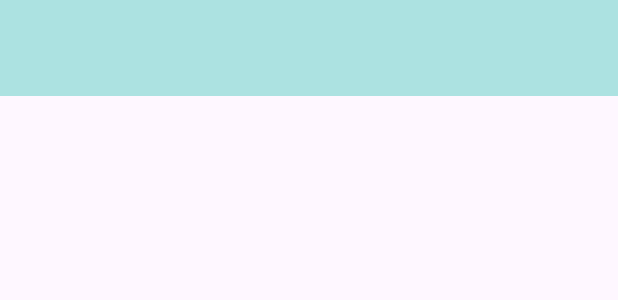
After one commit to LamS1mple/Workflow-Management-ANDROID, an Android app: the layout activity_group.xml on its own in the app's theme, with its tools: preview values and no code run, on a phone screen of 412 x 824 dp. The commit adds this screen. Shown: the top 300 px of the screen. Run offline under Robolectric (Android 15) with nearby library versions, the phone set to English and light mode, and no system bars.

Commit message:
finish group

```diff
--- a/app/src/main/java/com/example/workflowmanagementandroid/Fragment/GroupFragment.java
+++ b/app/src/main/java/com/example/workflowmanagementandroid/Fragment/GroupFragment.java
@@ -1,5 +1,6 @@
 package com.example.workflowmanagementandroid.Fragment;
 
+import android.content.Intent;
 import android.os.Bundle;
 
 import androidx.annotation.NonNull;
@@ -14,6 +15,7 @@ import android.view.ViewGroup;
 import android.widget.ImageView;
 
 import com.example.workflowmanagementandroid.Adapter.ListGroupAdapter;
+import com.example.workflowmanagementandroid.GroupActivity;
 import com.example.workflowmanagementandroid.Model.Group;
 import com.example.workflowmanagementandroid.Model.User;
 import com.example.workflowmanagementandroid.R;
@@ -62,7 +64,8 @@ public class GroupFragment extends Fragment {
         listGroupAdapter.setBehaviorToFragmentGroup(new ListGroupAdapter.BehaviorToFragmentGroup() {
             @Override
             public void clickItemGroup(int id) {
-
+                Intent intent = new Intent(getActivity(), GroupActivity.class);
+                startActivity(intent);
             }
         });
 
--- /dev/null
+++ b/app/src/main/res/layout/activity_group.xml
@@ -0,0 +1,20 @@
+<?xml version="1.0" encoding="utf-8"?>
+<androidx.constraintlayout.widget.ConstraintLayout xmlns:android="http://schemas.android.com/apk/res/android"
+    xmlns:app="http://schemas.android.com/apk/res-auto"
+    xmlns:tools="http://schemas.android.com/tools"
+    android:layout_width="match_parent"
+    android:layout_height="match_parent"
+    tools:context=".GroupActivity">
+
+    <androidx.appcompat.widget.Toolbar
+        android:id="@+id/group_toolbar"
+        android:layout_width="match_parent"
+        android:layout_height="?attr/actionBarSize"
+        android:background="@color/color_back_notice"
+        android:elevation="4dp"
+        app:layout_constraintEnd_toEndOf="parent"
+        app:layout_constraintStart_toStartOf="parent"
+        app:layout_constraintTop_toTopOf="parent"
+        app:popupTheme="@style/ThemeOverlay.AppCompat.Light" />
+
+</androidx.constraintlayout.widget.ConstraintLayout>
--- a/app/src/main/res/menu/menu_notice.xml
+++ /dev/null
@@ -1,6 +0,0 @@
-<?xml version="1.0" encoding="utf-8"?>
-<menu xmlns:android="http://schemas.android.com/apk/res/android"
-    xmlns:app="http://schemas.android.com/apk/res-auto">
-
-
-</menu>
--- a/app/src/main/res/values/strings.xml
+++ b/app/src/main/res/values/strings.xml
@@ -10,4 +10,8 @@
     <string name="list_works">Danh sách công việc</string>
     <string name="notice">Thông báo</string>
     <string name="list_group">Danh sách nhóm</string>
+    <string name="people">Thành viên</string>
+    <string name="work">Công vệc</string>
+    <string name="home_page">Trang chính</string>
+    <string name="work_management">Quản lý công việc</string>
 </resources>
```
Also changed, not shown: app/src/main/AndroidManifest.xml (+4 -3 lines), app/src/main/java/com/example/workflowmanagementandroid/Fragment/WorkFragment.java (renamed from app/src/main/java/com/example/workflowmanagementandroid/Fragment/NoteFragment.java, +11 -2 lines), app/src/main/java/com/example/workflowmanagementandroid/GroupActivity.java (added, +64 -0 lines), app/src/main/java/com/example/workflowmanagementandroid/MainActivity2.java (+2 -5 lines), app/src/main/res/layout/fragment_note.xml (+19 -7 lines), app/src/main/res/menu/menu_group.xml (added, +21 -0 lines), app/src/main/res/drawable/message.png (added), app/src/main/res/drawable/people.png (added), app/src/main/res/drawable/zoom.png (added).
